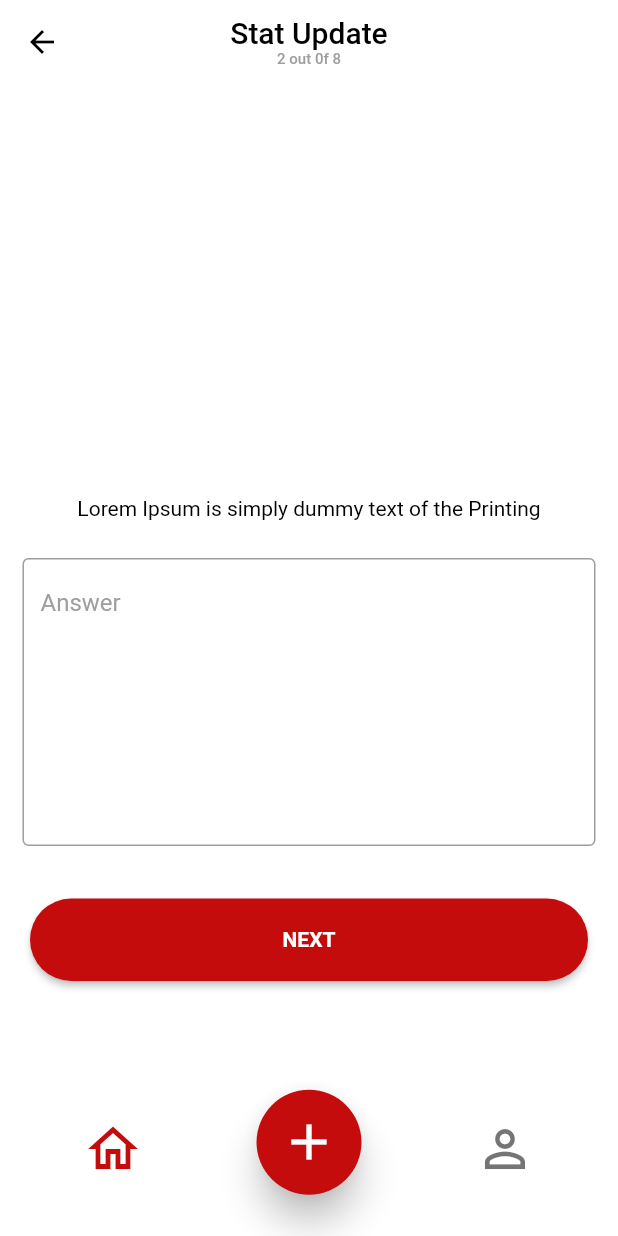
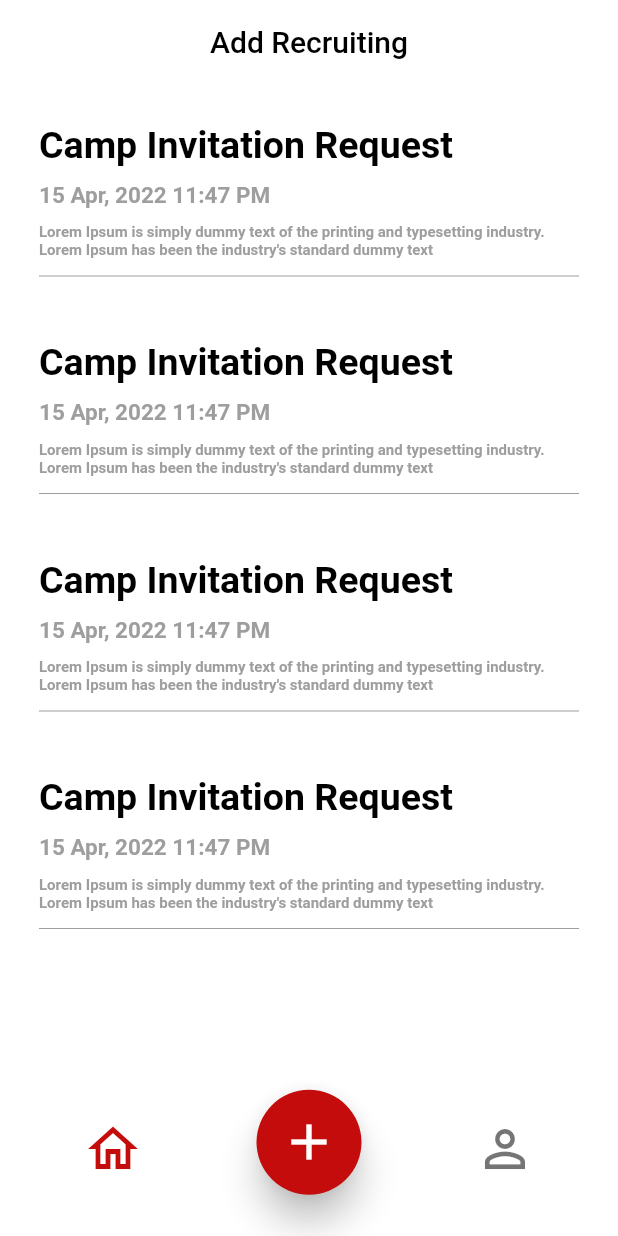
Before and after one commit to WaseemMirzaa/Recruitinglingo_Flutter, a Flutter app: the MainScreen screen opened directly, on a phone screen of 412 x 824 dp. Run offline on Flutter 3.47's test engine with Material 2 defaults, Android fonts, the phone set to English and light mode, and no system bars; our stand-ins replace share_plus, toast.

Commit message:
- Front end completed

```diff
--- a/RecruitingLingo/lib/src/ui/screens/landing_screen.dart
+++ b/RecruitingLingo/lib/src/ui/screens/landing_screen.dart
@@ -51,7 +51,7 @@ class _HomePageState extends State<HomePage> {
 
                         Navigator.push(
                           context,
-                          MaterialPageRoute(builder: (context) => const MyProfile()),
+                          MaterialPageRoute(builder: (context) => const SignUp()),
                         );
                       }, title: 'SIGN UP', color: Colors.black, textColor: Colors.white),
                     ],
--- a/RecruitingLingo/lib/src/ui/screens/main_screen.dart
+++ b/RecruitingLingo/lib/src/ui/screens/main_screen.dart
@@ -1,5 +1,7 @@
 
 import 'package:flutter/material.dart';
+import 'package:recruitinglingo/src/ui/screens/add_recruiting_screen.dart';
+import 'package:recruitinglingo/src/ui/screens/recruiting_lingo_screen.dart';
 import 'package:recruitinglingo/src/ui/screens/stat_update_screen.dart';
 import 'package:recruitinglingo/src/ui/screens/user/my_profile_screen.dart';
 import 'package:recruitinglingo/src/util/Colors.dart';
@@ -20,8 +22,8 @@ class _MainScreenState extends State<MainScreen> {
   Widget build(BuildContext context) {
     ToastContext().init(context);
     final tabs = [
-      const StatUpdate(),
-      Container(),
+      const RecruitingLingo(),
+      const AddRecruiting(),
       const MyProfile()
     ];
 
@@ -78,6 +80,9 @@ class _MainScreenState extends State<MainScreen> {
       child: FloatingActionButton(
         elevation: 10.0,
         onPressed:(){
+          setState(() {
+            _cIndex = 1;
+          });
         },
         tooltip: 'Add',
         backgroundColor: appColor,
--- /dev/null
+++ b/RecruitingLingo/lib/src/ui/screens/recruiting_lingo_screen.dart
@@ -0,0 +1,91 @@
+import 'package:flutter/material.dart';
+import 'package:recruitinglingo/src/ui/screens/camp_invitation_request_screen.dart';
+
+class RecruitingLingo extends StatefulWidget {
+  const RecruitingLingo({Key? key}) : super(key: key);
+
+  @override
+  State<RecruitingLingo> createState() => _RecruitingLingoState();
+}
+
+class _RecruitingLingoState extends State<RecruitingLingo> {
+  final String title = "Camp Invitation Request";
+  final String timeAndDate = "15 Apr, 2022 11:47 PM";
+  final String description =
+      "Lorem Ipsum is simply dummy text of the printing and typesetting "
+      "industry. Lorem Ipsum has been the industry's standard dummy text ";
+  @override
+  Widget build(BuildContext context) {
+    return Scaffold(
+      resizeToAvoidBottomInset: false,
+      appBar: AppBar(
+        title: const Text(
+          "Add Recruiting",
+          style: TextStyle(color: Colors.black),
+        ),
+        backgroundColor: Colors.white,
+        automaticallyImplyLeading: false,
+        centerTitle: true,
+        elevation: 0.0,
+      ),
+      body: Container(
+        height: double.infinity,
+        color: Colors.white,
+        child: ListView.builder(
+          itemBuilder: (buildContext, index) {
+            return GestureDetector(
+              onTap: () {
+                Navigator.push(
+                  context,
+                  MaterialPageRoute(
+                      builder: (context) => const CampInvitationRequest()),
+                );
+              },
+              child: Container(
+                margin: const EdgeInsets.all(6.0),
+                padding: const EdgeInsets.all(15),
+                child: Column(
+                  crossAxisAlignment: CrossAxisAlignment.start,
+                  children: [
+                    Text(
+                      title,
+                      style: const TextStyle(
+                          fontSize: 25,
+                          fontWeight: FontWeight.bold,
+                          color: Colors.black),
+                    ),
+                    const SizedBox(height: 10),
+                    Text(
+                      timeAndDate,
+                      style: const TextStyle(
+                          fontSize: 15,
+                          fontWeight: FontWeight.bold,
+                          color: Colors.grey),
+                    ),
+                    const SizedBox(height: 10),
+                    Text(
+                      description,
+                      style: TextStyle(
+                          fontSize: 10,
+                          fontWeight: FontWeight.bold,
+                          color: Colors.grey[500]),
+                    ),
+                    const SizedBox(height: 10),
+                    const Divider(
+                      height: 2,
+                      color: Colors.grey,
+                    )
+                  ],
+                ),
+              ),
+            );
+          },
+          itemCount: 4,
+          shrinkWrap: true,
+          padding: const EdgeInsets.all(5),
+          scrollDirection: Axis.vertical,
+        ),
+      ),
+    );
+  }
+}
--- a/RecruitingLingo/lib/src/ui/screens/stat_update_screen.dart
+++ b/RecruitingLingo/lib/src/ui/screens/stat_update_screen.dart
@@ -1,31 +1,42 @@
 import 'package:flutter/material.dart';
+import 'package:recruitinglingo/src/ui/screens/main_screen.dart';
 import 'package:recruitinglingo/src/ui/widgets/input_textarea.dart';
-
+import 'package:toast/toast.dart';
 import '../../util/Colors.dart';
 import '../widgets/rounded_button.dart';
 
-class StatUpdate extends StatefulWidget{
-  const StatUpdate({Key? key}) : super(key: key);
+class StatUpdate extends StatefulWidget {
+  StatUpdate(this.screenIndex, {Key? key}) : super(key: key);
+  int screenIndex;
 
   @override
-  State<StatUpdate> createState() => _StatUpdateState();
+  // ignore: no_logic_in_create_state
+  State<StatUpdate> createState() => _StatUpdateState(screenIndex);
 }
 
 class _StatUpdateState extends State<StatUpdate> {
+  int index = 0;
+  _StatUpdateState(this.index);
 
   @override
   Widget build(BuildContext context) {
+    ToastContext().init(context);
     Size screenSize = MediaQuery.of(context).size;
     return Scaffold(
       resizeToAvoidBottomInset: false,
       appBar: AppBar(
         title: Column(
-          children:const [
-            Text("Stat Update", style: TextStyle(color: Colors.black),),
-            Text("2 out 0f 8", style: TextStyle(color: Colors.grey, fontSize: 10),)
+          children: [
+            const Text(
+              "Stat Update",
+              style: TextStyle(color: Colors.black),
+            ),
+            Text(
+              "$index out 0f 8",
+              style: TextStyle(color: Colors.grey, fontSize: 10),
+            )
           ],
         ),
-
         backgroundColor: Colors.white,
         iconTheme: const IconThemeData(color: Colors.black),
         elevation: 0.0,
@@ -37,36 +48,51 @@ class _StatUpdateState extends State<StatUpdate> {
         width: double.infinity,
         color: Colors.white,
         child: Column(
-          mainAxisAlignment: MainAxisAlignment.end,
-          children:  [
-            const Text("Lorem Ipsum is simply dummy text of the Printing" , style: TextStyle(color: Colors.black),),
-            const SizedBox(height: 10),
+          mainAxisAlignment: MainAxisAlignment.center,
+          crossAxisAlignment: CrossAxisAlignment.start,
+          children: [
+            const Padding(
+              padding: EdgeInsets.all(10.0),
+              child: Text(
+                "Lorem Ipsum is simply dummy text of the Printing?",
+                style: TextStyle(color: Colors.black),
+              ),
+            ),
             const TextArea(hintText: "Answer"),
-
             Row(
               children: [
                 Expanded(
                   child: Padding(
-                    padding: const EdgeInsets.all(20.0),
-                    child: RoundedButton(onPress: () {
-                      Navigator.push(
-                        context,
-                        MaterialPageRoute(builder: (context) => const StatUpdate()),
-                      );
-                    },
+                    padding: const EdgeInsets.all(10.0),
+                    child: RoundedButton(
+                      onPress: () {
+                        if (index < 8) {
+                          Navigator.push(
+                              context,
+                              MaterialPageRoute(
+                                builder: (context) => StatUpdate(index + 1),
+                              ));
+                        } else {
+                          Toast.show("Stats Updated",
+                              gravity: Toast.lengthLong);
+                          Navigator.push(
+                            context,
+                            MaterialPageRoute(
+                                builder: (context) => const MainScreen()),
+                          );
+                        }
+                      },
                       color: appColor,
                       textColor: Colors.white,
-                      title: 'NEXT',),
+                      title: 'NEXT',
+                    ),
                   ),
                 ),
               ],
             ),
-
-
           ],
         ),
       ),
     );
-
   }
 }
--- a/RecruitingLingo/lib/src/ui/widgets/input_textarea.dart
+++ b/RecruitingLingo/lib/src/ui/widgets/input_textarea.dart
@@ -1,10 +1,8 @@
-
 import 'package:flutter/material.dart';
 
 import '../../util/Colors.dart';
 
-class TextArea extends StatefulWidget{
-
+class TextArea extends StatefulWidget {
   const TextArea({
     required this.hintText,
     Key? key,
@@ -12,23 +10,53 @@ class TextArea extends StatefulWidget{
   final String hintText;
 
   @override
-  State<TextArea> createState() =>  _TextAreaState();
+  State<TextArea> createState() => _TextAreaState();
 }
+
 class _TextAreaState extends State<TextArea> {
+  List<String> suggestions = [
+    "demo text 1",
+    "demo text 2",
+    "demo text 3",
+    "demo text 4",
+    "demo text 5"
+  ];
   @override
   Widget build(BuildContext context) {
     return Padding(
-      padding: const EdgeInsets.all(15),
-      child: TextField(
+      padding: const EdgeInsets.all(10),
+      child: Autocomplete<String>(
+        optionsBuilder: (TextEditingValue textEditingValue) {
+          if (textEditingValue.text == '') {
+            return const Iterable<String>.empty();
+          }
+          return suggestions.where((String option) {
+            return option.contains(textEditingValue.text.toLowerCase());
+          });
+        },
+        fieldViewBuilder: (BuildContext context,
+            TextEditingController textEditingController,
+            FocusNode focusNode,
+            VoidCallback onFieldSubmitted) {
+          return TextFormField(
             maxLines: 8,
+            controller: textEditingController,
             decoration: InputDecoration(
                 border: const OutlineInputBorder(),
                 focusedBorder: const OutlineInputBorder(
                   borderSide: BorderSide(color: appColor, width: 2.0),
                 ),
                 hintText: widget.hintText,
-          hintStyle: const TextStyle(color: Colors.grey)
-        ),
+                hintStyle: const TextStyle(color: Colors.grey)),
+            focusNode: focusNode,
+            onFieldSubmitted: (String value) {
+              debugPrint('You just typed a new entry  $value');
+            },
+          );
+        },
+        onSelected: (String selection) {
+          print('You just selected $selection');
+        },
       ),
     );
   }
--- a/RecruitingLingo/pubspec.yaml
+++ b/RecruitingLingo/pubspec.yaml
@@ -37,6 +37,8 @@ dependencies:
   google_fonts: ^2.3.2
   fluttertoast: ^8.0.9
   toast: ^0.3.0
+  share_plus: ^4.0.4
+
 
 dev_dependencies:
   flutter_test:
```
Also changed, not shown: RecruitingLingo/lib/src/ui/screens/add_recruiting_screen.dart (+102 -0 lines), RecruitingLingo/lib/src/ui/screens/camp_invitation_request_screen.dart (+63 -10 lines), RecruitingLingo/lib/src/ui/screens/signin_screen.dart (+27 -15 lines), RecruitingLingo/lib/src/ui/screens/signup_screen.dart (+31 -17 lines), RecruitingLingo/lib/src/ui/widgets/input_field.dart (+5 -6 lines), RecruitingLingo/pubspec.lock. Lines whose indentation alone changed are shown as unchanged.
